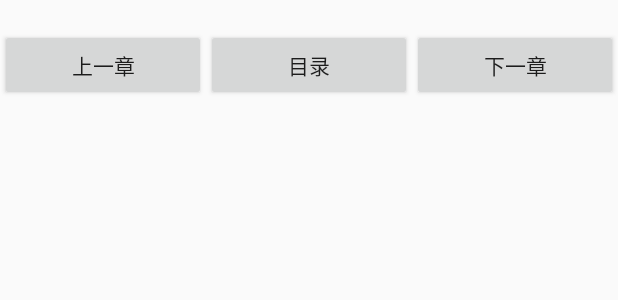
After one commit to mathcoder23/Novel, an Android app: the layout activity_read_novel.xml on its own in the app's theme, with its tools: preview values and no code run, on a phone screen of 412 x 824 dp. The commit adds this screen. Shown: the top 300 px of the screen. Run offline under Robolectric (Android 15) with nearby library versions, the phone set to English and light mode, and no system bars.

Commit message:
--跳转到阅读小说

```diff
--- a/app/src/main/AndroidManifest.xml
+++ b/app/src/main/AndroidManifest.xml
@@ -28,6 +28,11 @@
                   android:windowSoftInputMode="stateHidden">
 
         </activity>
+        <activity android:name=".ui.activity.ReadNovelActivity"
+                  android:theme="@style/AppTheme.NoActionBar"
+                  android:windowSoftInputMode="stateHidden">
+
+        </activity>
 
 
     </application>
--- a/app/src/main/java/com/mt23/novel/ui/activity/SearchNovelActivity.java
+++ b/app/src/main/java/com/mt23/novel/ui/activity/SearchNovelActivity.java
@@ -1,5 +1,6 @@
 package com.mt23.novel.ui.activity;
 
+import android.content.Intent;
 import android.os.Bundle;
 import android.support.annotation.Nullable;
 import android.text.Editable;
@@ -61,7 +62,9 @@ public class SearchNovelActivity extends BaseActivity implements TextWatcher {
             @Override
             public void onItemClick(AdapterView<?> adapterView, View view, int i, long l) {
                 Novel novel = (Novel) adapterView.getItemAtPosition(i);
+                NovelResourceManager.getInstance().setCurrentNovel(novel);
                 ToastUtils.show(novel.getName());
+                startActivity(new Intent(SearchNovelActivity.this,ReadNovelActivity.class));
             }
         });
     }
--- a/app/src/main/res/layout/activity_main.xml
+++ b/app/src/main/res/layout/activity_main.xml
@@ -4,7 +4,7 @@
               android:layout_width="match_parent"
               android:layout_height="match_parent">
     <LinearLayout
-            android:background="#327bec"
+            android:background="@color/colorPrimary"
             android:layout_width="match_parent" android:layout_height="70dp"
             android:gravity="center_vertical"
         android:orientation="horizontal">
--- /dev/null
+++ b/app/src/main/res/layout/activity_read_novel.xml
@@ -0,0 +1,36 @@
+<?xml version="1.0" encoding="utf-8"?>
+<ScrollView xmlns:android="http://schemas.android.com/apk/res/android"
+            android:layout_width="match_parent" android:layout_height="match_parent">
+    <LinearLayout
+            android:orientation="vertical"
+            android:layout_width="match_parent"
+            android:layout_height="match_parent">
+
+
+
+        <TextView android:layout_height="wrap_content"
+                  android:layout_width="match_parent"
+                  android:id="@+id/tv_novel_chapter_text"
+        />
+        <LinearLayout android:layout_width="match_parent" android:layout_height="wrap_content"
+                      android:orientation="horizontal"
+        >
+            <Button android:layout_width="0dp" android:layout_height="wrap_content"
+                    android:layout_weight="1" android:text="上一章"
+                    android:onClick="onPreChapter"
+                    android:id="@+id/btn_novel_content_pre_chapter"
+            />
+            <Button android:layout_width="0dp" android:layout_height="wrap_content"
+                    android:layout_weight="1" android:text="目录"
+                    android:id="@+id/btn_novel_content_catalog"
+                    android:onClick="onCatalog"
+            />
+            <Button android:layout_width="0dp" android:layout_height="wrap_content"
+                    android:layout_weight="1" android:text="下一章"
+                    android:id="@+id/btn_novel_content_next_chapter"
+                    android:onClick="onNextChapter"
+
+            />
+        </LinearLayout>
+    </LinearLayout>
+</ScrollView>
--- a/app/src/main/res/values/colors.xml
+++ b/app/src/main/res/values/colors.xml
@@ -1,6 +1,6 @@
 <?xml version="1.0" encoding="utf-8"?>
 <resources>
-    <color name="colorPrimary">#3F51B5</color>
-    <color name="colorPrimaryDark">#303F9F</color>
-    <color name="colorAccent">#FF4081</color>
+    <color name="colorPrimary">#1ac1ba</color>
+    <color name="colorPrimaryDark">#1ac1ba</color>
+    <color name="colorAccent">#1ac1ba</color>
 </resources>
```
Also changed, not shown: app/src/main/java/com/mt23/novel/novel/service/NovelResourceManager.java (+8 -0 lines), app/src/main/java/com/mt23/novel/ui/activity/BaseActivity.java (+9 -0 lines), app/src/main/java/com/mt23/novel/ui/activity/ReadNovelActivity.java (added, +79 -0 lines), app/src/main/java/com/mt23/novel/ui/fragment/NovelContent.java (deleted, +0 -92 lines), app/src/main/res/layout/fragment_novel_content.xml (deleted, +0 -33 lines).
